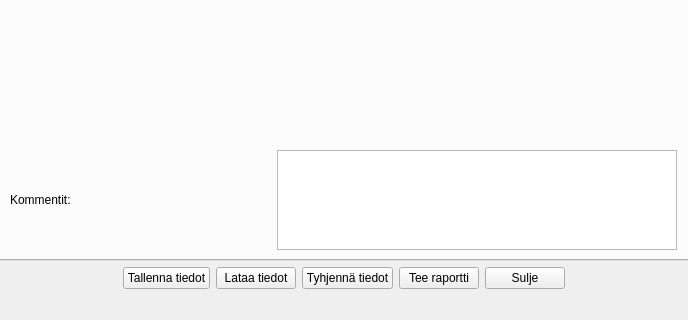
Qt form tabbed_design.ui (jjnurminen/liikelaaj) before a commit; both pictures show x 209 to 897 and y 480 to 800 of the 1105 by 800 pixel window.
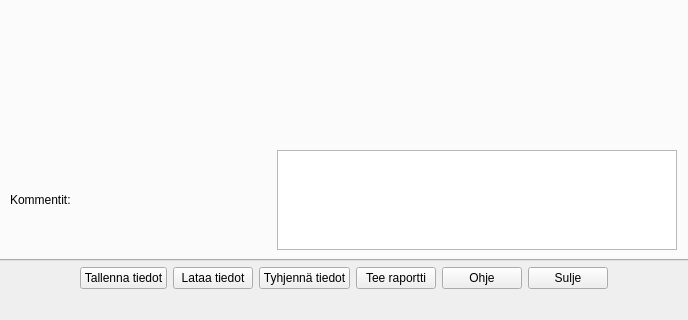
The same form after that commit. Custom widgets are drawn as their Qt base class.

Commit message: add help button

What changed in the file:
```diff
--- a/tabbed_design.ui
+++ b/tabbed_design.ui
@@ -12454,6 +12454,13 @@
         </property>
        </widget>
       </item>
+      <item>
+       <widget class="QPushButton" name="btnHelp">
+        <property name="text">
+         <string>Ohje</string>
+        </property>
+       </widget>
+      </item>
       <item>
        <widget class="QPushButton" name="btnQuit">
         <property name="text">
```
Left out of the diff: 132 changed lines with no effect on the pictures. The commit also changes 1 other file.
